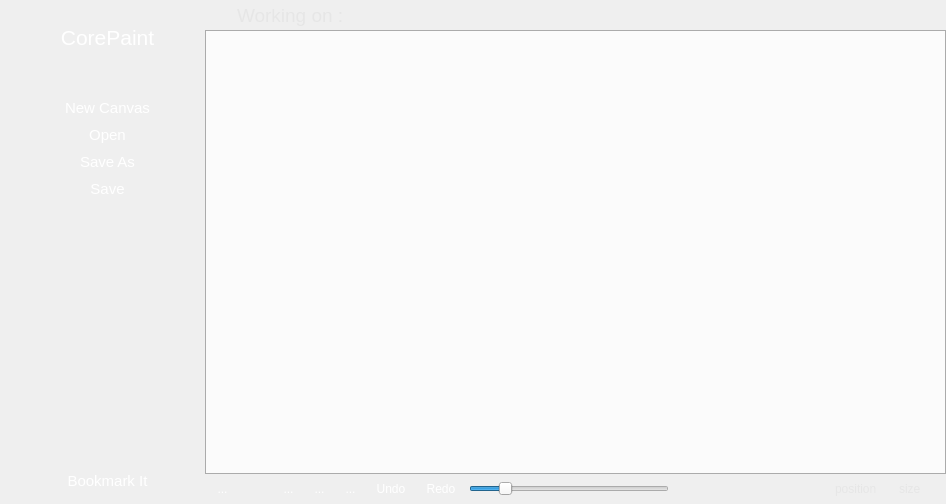
First picture: the form in app/corepaint/corepaint.ui, repository rahmanshaber/corebox, before the edit.
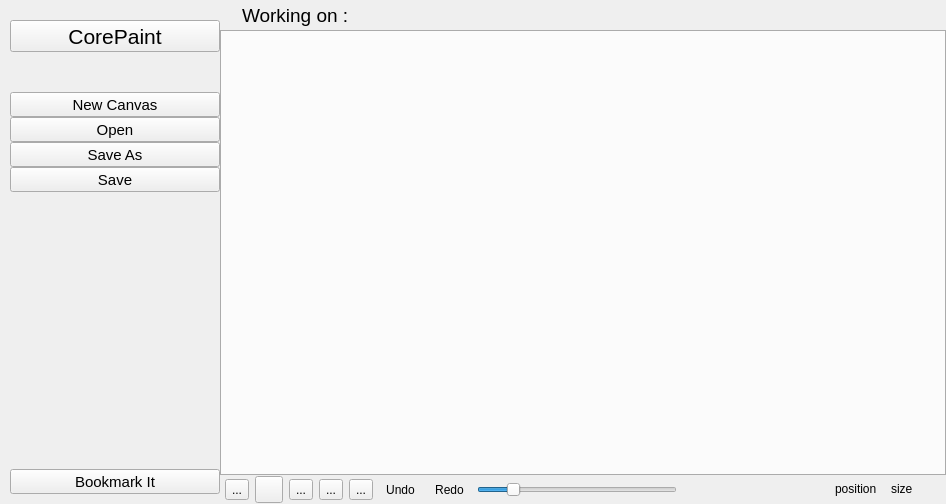
Second picture: the form after the edit. Icons and pictures are not drawn.

```diff
--- a/app/corepaint/corepaint.ui
+++ b/app/corepaint/corepaint.ui
@@ -18,120 +18,7 @@
     <normaloff>:/icons/CorePaint.svg</normaloff>:/icons/CorePaint.svg</iconset>
   </property>
   <property name="styleSheet">
-   <string notr="true">/*CorePaint*/
-
-#appTitle{
-    border: 1px #232323;
-    background-color: transparent;
-    color: #ffffff;}
-
-
-QWidget [accessibleName=&quot;nameBar&quot;]{
-    background-color:#363941;
-    color: #000000;
-    border: 1px #45454D;}
-
-QWidget [accessibleName=&quot;statusBar&quot;]{
-    padding: 1px 5px 1px 2px;
-    background-color: #2B2A32 ;
-    color: #ffffff;
-    border: 1px  #2B2A32;}
-
-QWidget [accessibleName=&quot;shortcut&quot;]{
-    background-color: #3A4953;
-    color: #ffffff;
-    border: 1px #3A4953;}
-
-
-QLabel{
-    background-color:transparent;
-    color:#E6E6E6 ;
-    padding: 1px 5px 1px 5px;}
-
-
-QToolButton{
-    background-color: transparent;
-    color: #ffffff;
-    border: 1px #434343;
-    Text-align:left;
-    padding: 3px 3px 3px 3px;}
-QToolButton:checked{
-    background-color: #212F39; }
-QToolButton:hover {
-    background-color: #212F39; }
-
-
-QTabWidget QTabBar{
-background-color: #373737;
-border:none;
-height: 30px;
-}
-
-QTabWidget QTabBar::tab{
-text-align: left;
-background-color: #136ba2;
-border-style: 1px rgb(67, 67, 67);
-height: 30px;
-width: 130px;
-color: #136ba2;
-padding: 0px 5px 0px 5px;
-}
-
-QTabWidget QTabBar::tab:selected{
-background-color: #5A5B5C;
-font-weight: bold;
-color: #ffffff;
-}
-
-QTabWidget QTabBar::tab:!selected{
-background-color:#353536;
-color:  #B4B4B4;
-}
-
-QTabWidget QTabBar::tab:hover{
-background-color:  #5A5B5C;
-color:  #ffffff;
-}
-
-QTabBar::close-button {
-    image: url(:/icons/close_w.svg);
-    subcontrol-position: right;
-}
-
-
-QScrollBar:vertical {
-    background-color: rgba( 0, 0, 0, 72% );
-    max-width: 8px;
-    border-radius: 4px;
-    padding: 1px; }
-QScrollBar::handle:vertical {
-    background-color: silver;
-    max-width: 6px;
-    min-height: 12px;
-    border-radius: 3px; }
-QScrollBar:horizontal {
-    background-color: rgba( 0, 0, 0, 72% );
-    max-height: 8px;
-    border-radius: 4px;
-    padding: 1px; }
-QScrollBar::handle:horizontal {
-    background-color: silver;
-    max-height: 6px;
-    min-width: 12px;
-    border-radius: 3px; }
-QScrollBar::sub-page:horizontal,
-QScrollBar::sub-page:vertical {
-    background-color: rgba( 0, 0, 0, 72% ); }
-QScrollBar::add-page:horizontal,
-QScrollBar::add-page:vertical {
-    background-color: rgba( 0, 0, 0, 72% ); }
-QScrollBar::add-line:vertical,
-QScrollBar::sub-line:vertical {
-    width: 0px; height: 0px; }
-QScrollBar::add-line:horizontal,
-QScrollBar::sub-line:horizontal {
-    width: 0px; height: 0px; }
-</string>
+   <string notr="true"/>
   </property>
   <layout class="QGridLayout" name="gridLayout">
    <property name="leftMargin">
```
